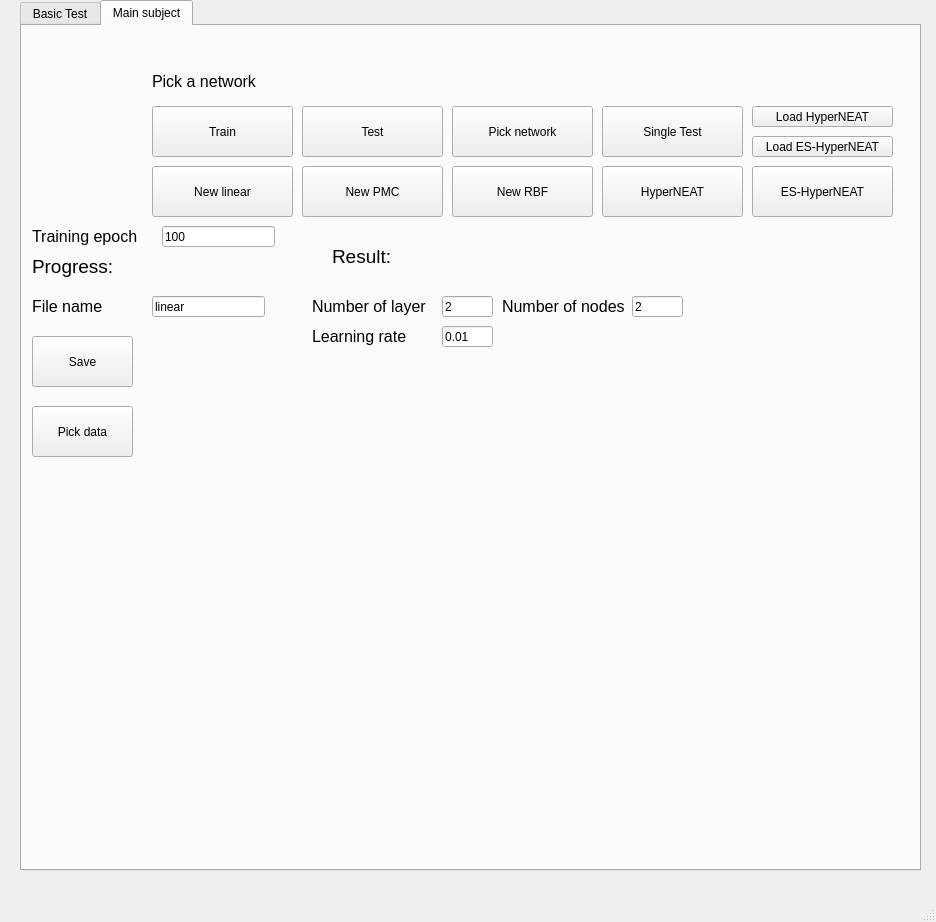
Before: the Qt Designer form ML_Project/mainwindow.ui in maxo98/MachineLearning_5DJV, drawn with Qt 5.
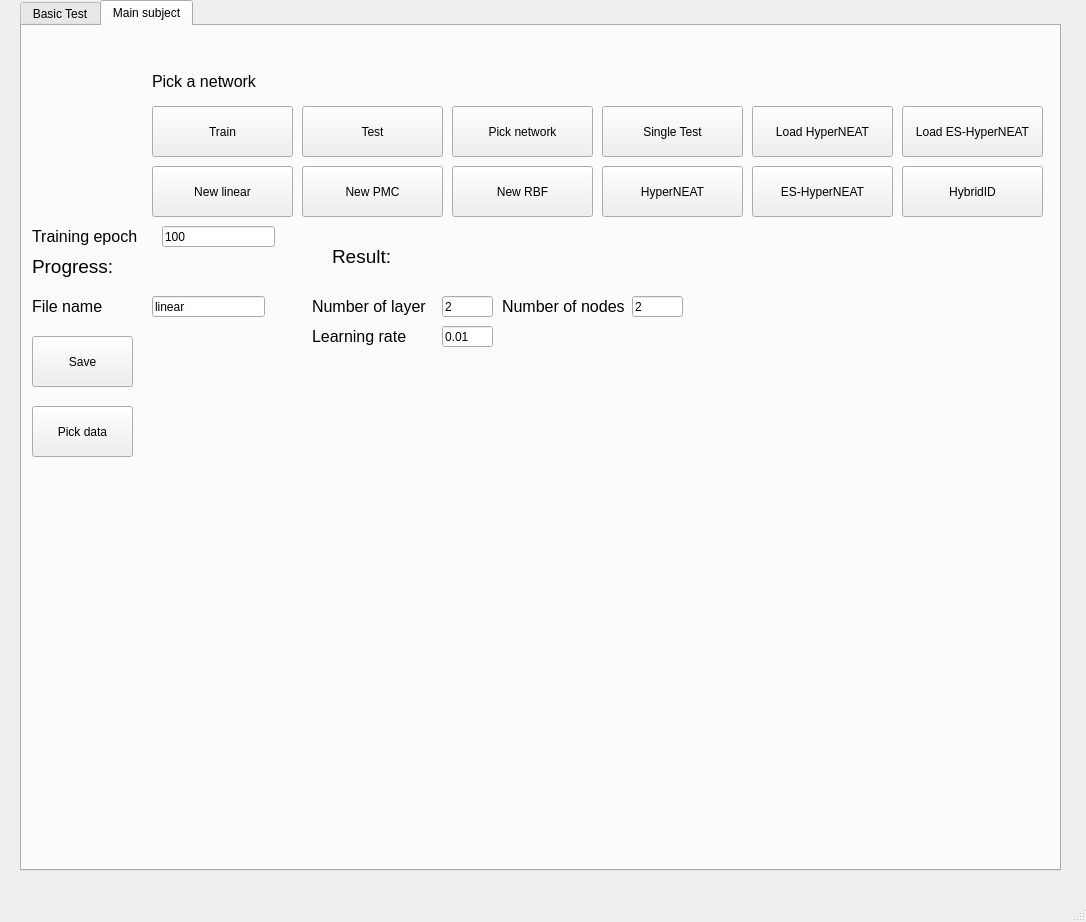
After: the same form once the commit is applied.

```diff
--- a/ML_Project/mainwindow.ui
+++ b/ML_Project/mainwindow.ui
@@ -6,7 +6,7 @@
    <rect>
     <x>0</x>
     <y>0</y>
-    <width>936</width>
+    <width>1086</width>
     <height>922</height>
    </rect>
   </property>
@@ -19,7 +19,7 @@
      <rect>
       <x>20</x>
       <y>0</y>
-      <width>901</width>
+      <width>1041</width>
       <height>871</height>
      </rect>
     </property>
@@ -193,7 +193,7 @@
        <rect>
         <x>130</x>
         <y>40</y>
-        <width>551</width>
+        <width>881</width>
         <height>31</height>
        </rect>
       </property>
@@ -546,7 +546,7 @@
         <x>730</x>
         <y>80</y>
         <width>141</width>
-        <height>21</height>
+        <height>51</height>
        </rect>
       </property>
       <property name="text">
@@ -556,16 +556,29 @@
      <widget class="QPushButton" name="pushButton_pickEsHyperneat">
       <property name="geometry">
        <rect>
-        <x>730</x>
-        <y>110</y>
+        <x>880</x>
+        <y>80</y>
         <width>141</width>
-        <height>21</height>
+        <height>51</height>
        </rect>
       </property>
       <property name="text">
        <string>Load ES-HyperNEAT</string>
       </property>
      </widget>
+     <widget class="QPushButton" name="pushButton_hybridId">
+      <property name="geometry">
+       <rect>
+        <x>880</x>
+        <y>140</y>
+        <width>141</width>
+        <height>51</height>
+       </rect>
+      </property>
+      <property name="text">
+       <string>HybridID</string>
+      </property>
+     </widget>
     </widget>
    </widget>
   </widget>
```
Left out of the diff: 2 changed lines with no effect on the pictures.
